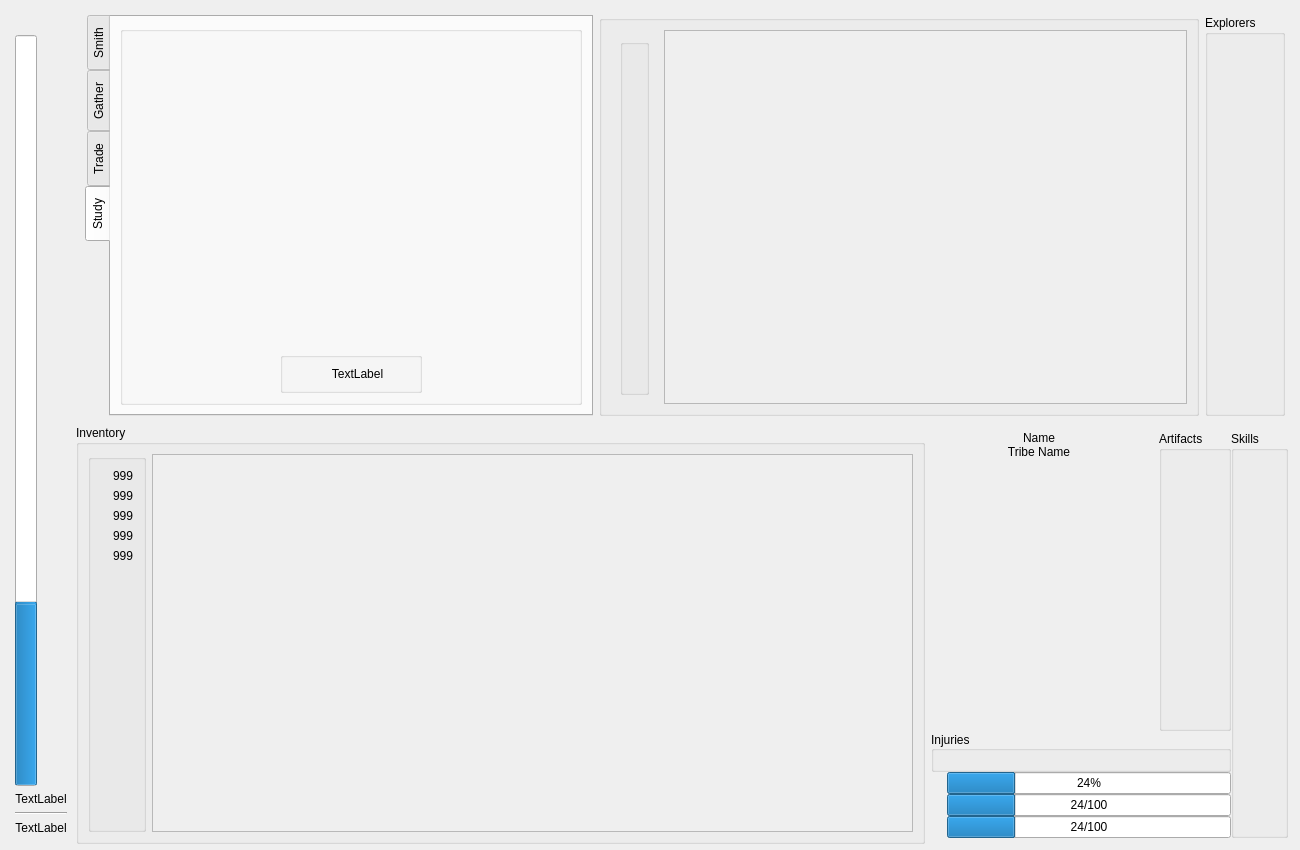
Before: the Qt Designer form assets/ui/main.ui in pierce-smith1/aor, drawn with Qt 5.
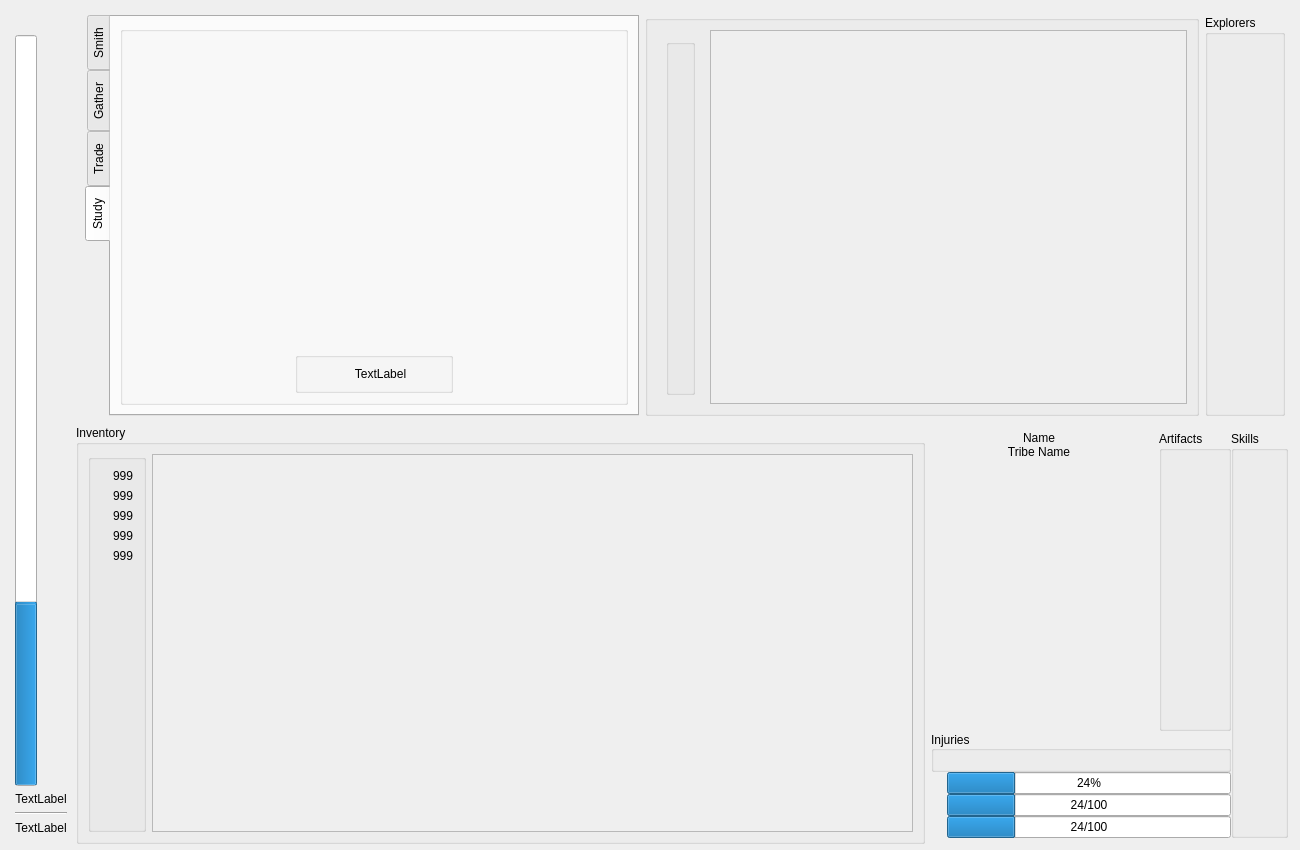
After: the same form once the commit is applied. Icons and pictures are not drawn.

Diff of the .ui file:
```diff
--- a/assets/ui/main.ui
+++ b/assets/ui/main.ui
@@ -1267,7 +1267,7 @@
            <widget class="QGroupBox" name="crawling_box">
             <property name="minimumSize">
              <size>
-              <width>600</width>
+              <width>0</width>
               <height>0</height>
              </size>
             </property>
@@ -1281,7 +1281,7 @@
                 <enum>Qt::ScrollBarAlwaysOff</enum>
                </property>
                <property name="horizontalScrollBarPolicy">
-                <enum>Qt::ScrollBarAlwaysOff</enum>
+                <enum>Qt::ScrollBarAsNeeded</enum>
                </property>
                <property name="widgetResizable">
                 <bool>true</bool>
@@ -1291,8 +1291,8 @@
                  <rect>
                   <x>0</x>
                   <y>0</y>
-                  <width>543</width>
-                  <height>360</height>
+                  <width>501</width>
+                  <height>387</height>
                  </rect>
                 </property>
                 <layout class="QGridLayout" name="gridLayout_12"/>
```
Left out of the diff: 10 changed lines with no effect on the pictures.
